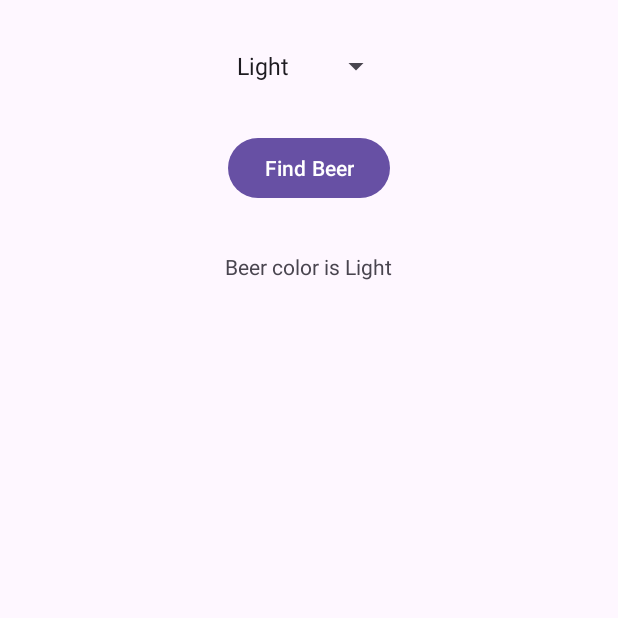
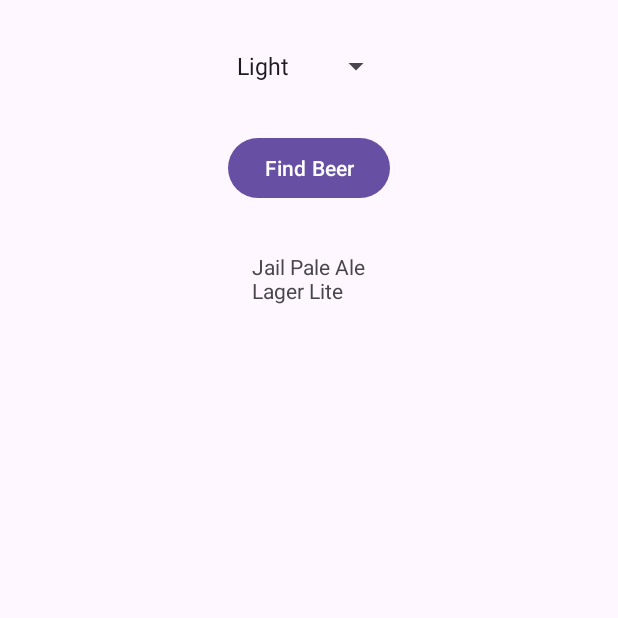
Before and after one commit to xenus/istu_Mob-App-Dev_LR_BeerAdviser, an Android app: the screen it shows after launch (MainActivity), after a tap on "Find Beer", on a phone screen of 412 x 824 dp, the top half of it. Run offline under Robolectric (Android 15) with nearby library versions, the phone set to English and light mode, and no system bars.

Commit message:
feat: fun getBeers added

```diff
--- a/app/src/main/java/com/example/beeradviser/MainActivity.kt
+++ b/app/src/main/java/com/example/beeradviser/MainActivity.kt
@@ -17,8 +17,19 @@ class MainActivity : AppCompatActivity() {
         findBeer.setOnClickListener {
             val beerColor = findViewById<Spinner>(R.id.beer_color)
             val color = beerColor.selectedItem
+            val beerList = getBeers(color.toString())
+            val beers = beerList.reduce { str, item -> str + '\n' + item }
             val brands = findViewById<TextView>(R.id.brands)
-            brands.text = "Beer color is $color"
+            brands.text = beers
+        }
+    }
+
+    fun getBeers(color: String): List<String> {
+        return when (color) {
+            "Light" -> listOf("Jail Pale Ale", "Lager Lite")
+            "Amber" -> listOf("Jack Amber", "Red Moose")
+            "Brown" -> listOf("Brown Bear Beer", "Bock Brownie")
+            else -> listOf("Gout Stout", "Dark Daniel")
         }
     }
 }
```
